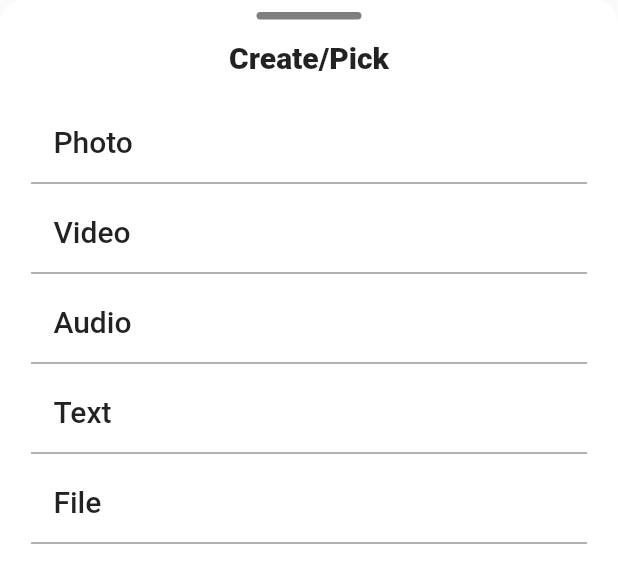
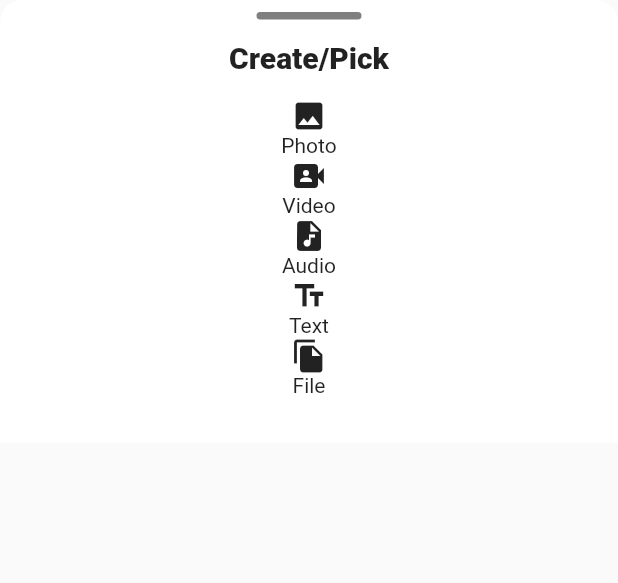
Before and after one commit to Iconica-Development/flutter_media_picker, a Flutter app: the MediaPickerPage widget shown alone on an empty page, opened directly, on a phone screen of 412 x 824 dp. Shown: the top 583 px of the screen. Run offline on Flutter 3.47's test engine with Material 2 defaults, Android fonts, the phone set to English and light mode, and no system bars; our stand-ins replace file_picker, hooks_riverpod, image_picker, logger, permission_handler, video_player; missing offline and left inert: dart:html, flutter_form, flutter_sound.

Commit message:
feat: added icon support

```diff
--- a/example/lib/media_picker.dart
+++ b/example/lib/media_picker.dart
@@ -59,6 +59,7 @@ class _MediaPickerState extends ConsumerState<MediaPickerPage> {
                 height: 15,
               ),
               MediaPicker(
+                buttonType: ButtonType.icons,
                 mediaPickerInputs: [
                   MediaPickerInputPhoto(
                     pickFile: mediaService.pickImageFile,
--- a/lib/flutter_media_picker.dart
+++ b/lib/flutter_media_picker.dart
@@ -9,6 +9,7 @@ export './src/inputs/inputs.dart';
 export './src/service/services.dart';
 export './src/media_result.dart';
 export './src/media_picker.dart';
+export './src/enums/enums.dart';
 
 import 'package:flutter_media_picker/flutter_media_picker.dart';
 import 'package:hooks_riverpod/hooks_riverpod.dart';
--- a/lib/src/abstracts/media_picker_input.dart
+++ b/lib/src/abstracts/media_picker_input.dart
@@ -3,11 +3,14 @@
 // SPDX-License-Identifier: BSD-3-Clause
 
 import 'package:flutter/material.dart';
+import 'package:flutter_media_picker/src/enums/button_type.dart';
 import 'package:flutter_media_picker/src/media_result.dart';
 
 /// Abstract class for inputs used by [MediaPicker].
 ///
-/// The [label] is used as the title in the header.
+/// The [label] is used as the title in the header and under the icon, based on which [ButtonType] you chose.
+///
+/// The [icon] is used as the icon in the iconButton if [ButtonType] is icon.
 ///
 /// [onPressed] is called when the user has chosen the input to use.
 ///
@@ -21,6 +24,8 @@ import 'package:flutter_media_picker/src/media_result.dart';
 abstract class MediaPickerInput {
   String label = "Media Picker input";
 
+  Widget icon = const Icon(Icons.image);
+
   Future<MediaResult> onPressed(BuildContext context);
 
   Future<Widget> displayResult(MediaResult result);
--- /dev/null
+++ b/lib/src/enums/button_type.dart
@@ -0,0 +1,4 @@
+enum ButtonType {
+  icons,
+  text,
+}
--- /dev/null
+++ b/lib/src/enums/enums.dart
@@ -0,0 +1 @@
+export 'button_type.dart';
--- a/lib/src/inputs/input_audio.dart
+++ b/lib/src/inputs/input_audio.dart
@@ -16,6 +16,7 @@ import 'package:intl/intl.dart';
 class MediaPickerInputAudio implements MediaPickerInput {
   MediaPickerInputAudio({
     this.label = "Audio",
+    this.icon = const Icon(Icons.audio_file),
     this.checkPageSettings,
     this.onComplete,
     required this.audioService,
@@ -28,6 +29,9 @@ class MediaPickerInputAudio implements MediaPickerInput {
 
   @override
   String label;
+
+  @override
+  Widget icon;
 
   @override
   Future<MediaResult> onPressed(BuildContext context) async {
--- a/lib/src/inputs/input_file.dart
+++ b/lib/src/inputs/input_file.dart
@@ -16,6 +16,7 @@ import '../../flutter_media_picker.dart';
 class MediaPickerInputFile implements MediaPickerInput {
   MediaPickerInputFile({
     this.label = "File",
+    this.icon = const Icon(Icons.file_copy),
     this.fileExtensions = const ['pdf', 'jpg', 'png'],
     this.checkPageSettings,
     this.onComplete,
@@ -27,6 +28,9 @@ class MediaPickerInputFile implements MediaPickerInput {
 
   @override
   String label;
+
+  @override
+  Widget icon;
 
   @override
   Future<MediaResult> onPressed(BuildContext context) async {
@@ -64,7 +68,7 @@ class MediaPickerInputFile implements MediaPickerInput {
         case '.txt':
           return const DisplayText();
         default:
-}
+      }
     }
 
     return Container();
--- a/lib/src/inputs/input_photo.dart
+++ b/lib/src/inputs/input_photo.dart
@@ -13,6 +13,7 @@ import 'package:flutter_media_picker/src/media_result.dart';
 class MediaPickerInputPhoto implements MediaPickerInput {
   MediaPickerInputPhoto({
     this.label = "Photo",
+    this.icon = const Icon(Icons.image),
     this.checkPageSettings,
     this.onComplete,
     this.pickFile,
@@ -22,6 +23,9 @@ class MediaPickerInputPhoto implements MediaPickerInput {
 
   @override
   String label;
+
+  @override
+  Widget icon;
 
   @override
   Future<MediaResult> onPressed(BuildContext context) async {
--- a/lib/src/inputs/input_text.dart
+++ b/lib/src/inputs/input_text.dart
@@ -12,12 +12,16 @@ import 'package:hooks_riverpod/hooks_riverpod.dart';
 class MediaPickerInputText implements MediaPickerInput {
   MediaPickerInputText({
     this.label = "Text",
+    this.icon = const Icon(Icons.text_fields),
     this.checkPageSettings,
     this.onComplete,
   });
 
   @override
   String label;
+
+  @override
+  Widget icon;
 
   @override
   Future<MediaResult> onPressed(BuildContext context) async {
--- a/lib/src/inputs/input_video.dart
+++ b/lib/src/inputs/input_video.dart
@@ -11,6 +11,7 @@ import 'package:flutter_media_picker/flutter_media_picker.dart';
 class MediaPickerInputVideo implements MediaPickerInput {
   MediaPickerInputVideo({
     this.label = "Video",
+    this.icon = const Icon(Icons.video_camera_front),
     this.checkPageSettings,
     this.onComplete,
     this.pickFile,
@@ -22,6 +23,9 @@ class MediaPickerInputVideo implements MediaPickerInput {
 
   @override
   String label;
+
+  @override
+  Widget icon;
 
   @override
   Future<MediaResult> onPressed(BuildContext context) async {
--- a/lib/src/media_picker.dart
+++ b/lib/src/media_picker.dart
@@ -104,14 +104,19 @@ class MediaPicker extends ConsumerWidget {
   const MediaPicker({
     this.mediaPickerInputs,
     this.header,
+    this.iconButton,
     this.onComplete,
     this.mediaCheckPage,
+    this.buttonType = ButtonType.text,
     Key? key,
   }) : super(key: key);
 
   final List<MediaPickerInput>? mediaPickerInputs;
   final Widget Function(String label, Function onPressed)? header;
+  final Widget Function(String label, Widget icon, Function onPressed)?
+      iconButton;
   final void Function(MediaResult result)? onComplete;
+  final ButtonType buttonType;
   final Widget Function(
       Widget displayResult,
       Map<String, dynamic>? inputSettings,
@@ -136,6 +141,7 @@ class MediaPicker extends ConsumerWidget {
 
     return Column(
       children: [
+        if (buttonType == ButtonType.text) ...[
           for (final input in inputs) ...[
             const SizedBox(height: 2.5),
             header?.call(input.label, (BuildContext ct) async {
@@ -170,6 +176,23 @@ class MediaPicker extends ConsumerWidget {
                 ),
             const SizedBox(height: 2.5),
           ],
+        ] else ...[
+          for (final input in inputs) ...[
+            iconButton?.call(input.label, input.icon, (BuildContext ct) async {
+                  await onPressedMediaType(ct, input);
+                }) ?? GestureDetector(
+              onTap: () async {
+                await onPressedMediaType(context, input);
+              },
+              child: Column(
+                children: [
+                  input.icon,
+                  Text(input.label),
+                ],
+              ),
+            )
+          ],
+        ]
       ],
     );
   }
```
Lines whose indentation alone changed are shown as unchanged.
